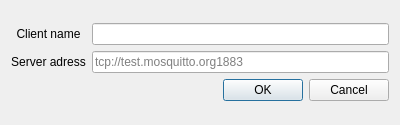
First picture: the form in src/ui/server_dialog.ui, repository EduardFrlicka/ICP-Projekt, before the edit.
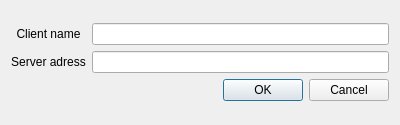
Second picture: the form after the edit.

Commit message: changed test server for MQTT

```diff
--- a/src/ui/server_dialog.ui
+++ b/src/ui/server_dialog.ui
@@ -51,7 +51,7 @@
      <item row="1" column="1">
       <widget class="QLineEdit" name="serverAdressInput">
        <property name="placeholderText">
-        <string>tcp://test.mosquitto.org1883</string>
+        <string/>
        </property>
       </widget>
      </item>
```
The commit also changes 1 other file.
